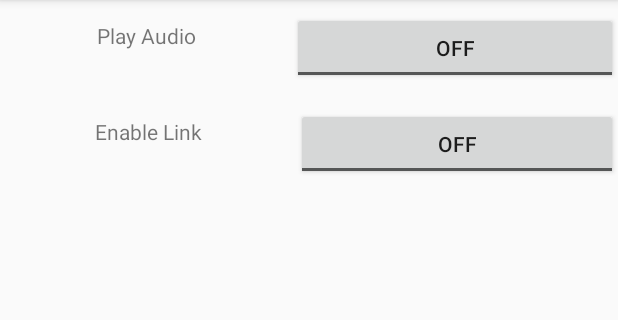
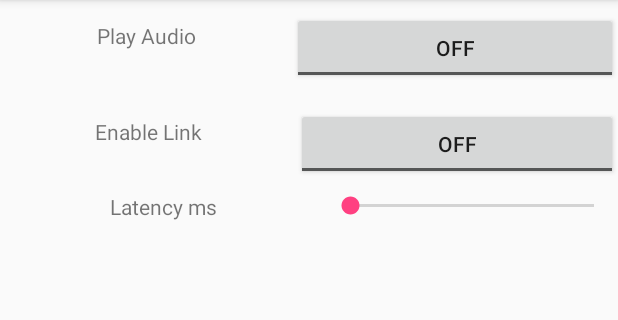
Before and after one commit to jbloit/AndroidLinkAudio, an Android app: the screen it shows after launch (MainActivity), on a phone screen of 412 x 824 dp, the part 84-404 px from its top. Run offline under Robolectric (Android 15) with nearby library versions, the phone set to English and light mode, and no system bars; 2 statements that could not run were skipped.

Commit message:
Latency slider

```diff
--- a/app/src/main/AndroidManifest.xml
+++ b/app/src/main/AndroidManifest.xml
@@ -9,7 +9,8 @@
         android:roundIcon="@mipmap/ic_launcher_round"
         android:supportsRtl="true"
         android:theme="@style/AppTheme">
-        <activity android:name=".MainActivity">
+        <activity android:name=".MainActivity" android:screenOrientation="portrait">
+
             <intent-filter>
                 <action android:name="android.intent.action.MAIN" />
 
--- a/app/src/main/java/com/jbloit/androidlinkaudio/AudioEngine.kt
+++ b/app/src/main/java/com/jbloit/androidlinkaudio/AudioEngine.kt
@@ -12,6 +12,7 @@ object AudioEngine {
     external fun linkEnable(engineHandle: Long, enableFlag: Boolean)
     external fun createStream(engineHandle: Long)
     external fun playAudio(engineHandle: Long, playFlag: Boolean)
+    external fun setLatencyMs(engineHandle: Long, latency: Int)
 
     fun create(): Boolean{
         if (mEngineHandle == 0L) {
@@ -38,6 +39,12 @@ object AudioEngine {
         }
     }
 
+    fun setLatency(latencyMs: Int){
+        if (mEngineHandle != 0L) {
+            setLatencyMs(mEngineHandle, latencyMs)
+        }
+    }
+
     fun delete() {
         if (mEngineHandle != 0L) {
             deleteEngine(mEngineHandle)
--- a/app/src/main/java/com/jbloit/androidlinkaudio/MainActivity.kt
+++ b/app/src/main/java/com/jbloit/androidlinkaudio/MainActivity.kt
@@ -2,10 +2,13 @@ package com.jbloit.androidlinkaudio
 
 import android.support.v7.app.AppCompatActivity
 import android.os.Bundle
+import android.widget.SeekBar
 import android.widget.Toast
 import kotlinx.android.synthetic.main.activity_main.*
 
-class MainActivity : AppCompatActivity() {
+class MainActivity : AppCompatActivity(), SeekBar.OnSeekBarChangeListener {
+
+
 
     override fun onCreate(savedInstanceState: Bundle?) {
         super.onCreate(savedInstanceState)
@@ -22,7 +25,24 @@ class MainActivity : AppCompatActivity() {
         toggle_playAudio.setOnCheckedChangeListener{ buttonView, isChecked ->
             AudioEngine.playAudio(isChecked)
         }
+
+        seekBar_latencyMs.setOnSeekBarChangeListener(this)
     }
+
+    // Seekbar callbacks
+    override fun onStartTrackingTouch(seekBar: SeekBar?) {
+
+    }
+
+    override fun onStopTrackingTouch(seekBar: SeekBar?) {
+
+    }
+
+    override fun onProgressChanged(seekBar: SeekBar?, progress: Int, fromUser: Boolean) {
+        AudioEngine.setLatency(progress)
+        text_latencyMs.text = "Latency : $progress ms"
+    }
+
 
     /**
      * A native method that is implemented by the 'native-lib' native library,
--- a/app/src/main/res/layout/activity_main.xml
+++ b/app/src/main/res/layout/activity_main.xml
@@ -54,5 +54,25 @@
             android:text="LINK " />
 
     </LinearLayout>
+    <LinearLayout
+        android:layout_width="match_parent"
+        android:layout_height="wrap_content"
+        android:orientation="horizontal"
+        android:textAlignment="center">
+        <TextView
+            android:id="@+id/text_latencyMs"
+            android:layout_width="wrap_content"
+            android:layout_height="wrap_content"
+            android:layout_weight="1"
+            android:text="Latency ms"
+            android:textAlignment="center" />
 
+        <SeekBar
+            android:id="@+id/seekBar_latencyMs"
+            android:layout_width="wrap_content"
+            android:layout_height="wrap_content"
+            android:layout_weight="1"
+            android:max="300" />
+
+    </LinearLayout>
 </LinearLayout>
```
Also changed, not shown: 3 other files.
